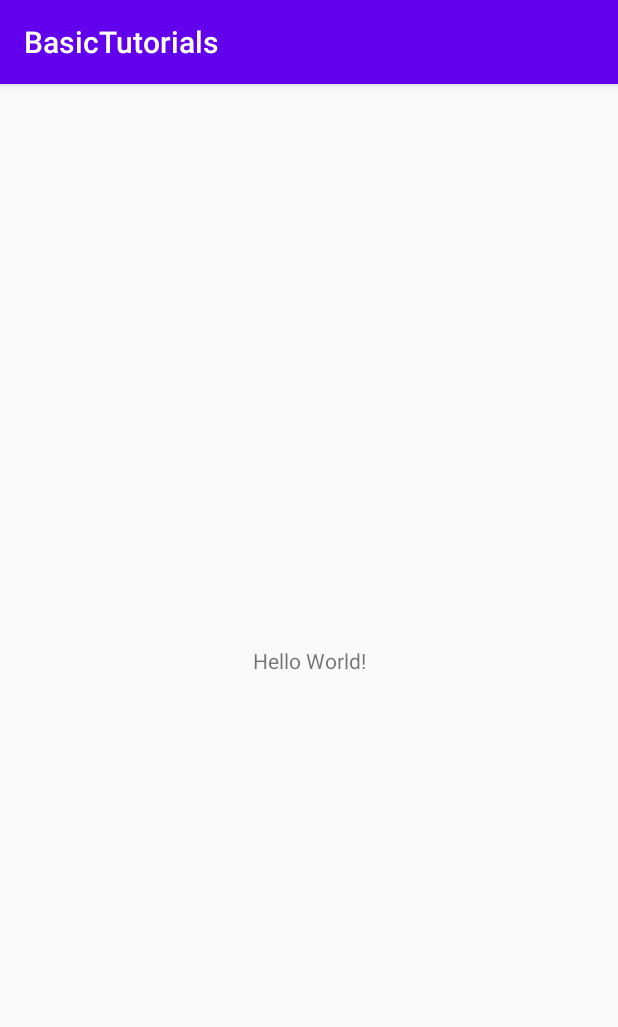
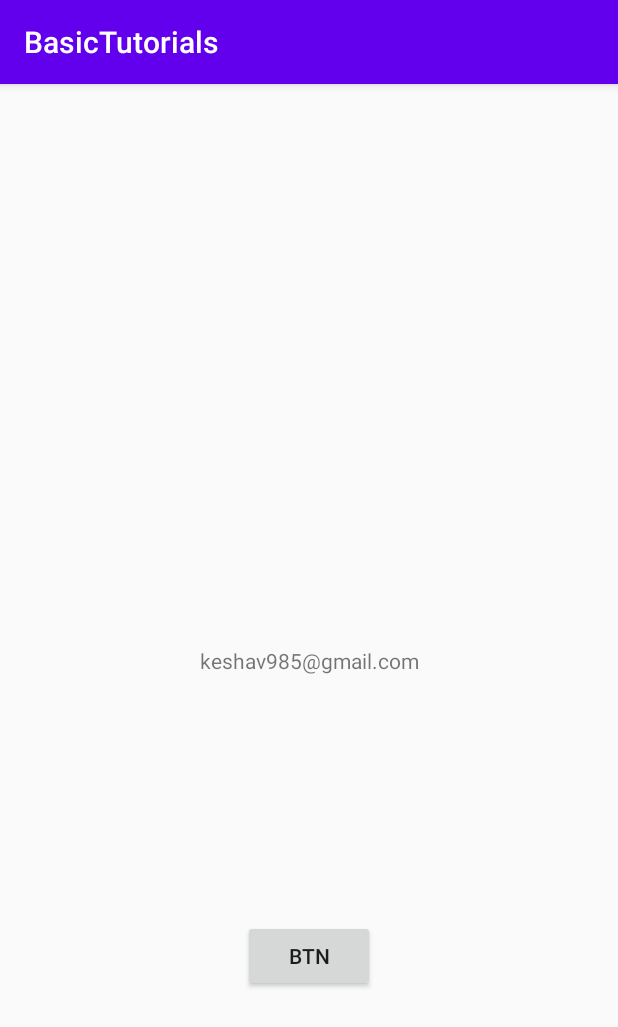
Before and after one commit to keshavgupta-mnnit/BasicTutorials, an Android app: the screen it shows after launch (MainActivity before the commit, FirstActivity after it), on a phone screen of 412 x 824 dp. Shown: the top 1027 px of the screen. Run offline under Robolectric (Android 15) with nearby library versions, the phone set to English and light mode, and no system bars.

Commit message:
inital setup

```diff
--- a/app/src/main/AndroidManifest.xml
+++ b/app/src/main/AndroidManifest.xml
@@ -16,6 +16,8 @@
                 <category android:name="android.intent.category.LAUNCHER" />
             </intent-filter>
         </activity>
+        <activity android:name=".lifecycle.FirstActivity" />
+        <activity android:name=".lifecycle.SecondActivity" />
     </application>
 
 </manifest>
--- a/app/src/main/java/com/keshav/basictutorials/MainActivity.kt
+++ b/app/src/main/java/com/keshav/basictutorials/MainActivity.kt
@@ -1,11 +1,21 @@
 package com.keshav.basictutorials
 
+import android.content.Intent
 import androidx.appcompat.app.AppCompatActivity
 import android.os.Bundle
+import com.keshav.basictutorials.lifecycle.FirstActivity
+import com.keshav.basictutorials.lifecycle.Message
+import com.keshav.basictutorials.lifecycle.SecondActivity
 
 class MainActivity : AppCompatActivity() {
     override fun onCreate(savedInstanceState: Bundle?) {
         super.onCreate(savedInstanceState)
         setContentView(R.layout.activity_main)
+        launchLifeCycleExample()
+    }
+
+    private fun launchLifeCycleExample() {
+        val intent = Intent(this, FirstActivity::class.java)
+        startActivity(intent)
     }
 }
--- /dev/null
+++ b/app/src/main/java/com/keshav/basictutorials/lifecycle/FirstActivity.kt
@@ -0,0 +1,51 @@
+package com.keshav.basictutorials.lifecycle
+
+import android.content.Intent
+import android.os.Bundle
+import android.util.Log
+import androidx.appcompat.app.AppCompatActivity
+import com.keshav.basictutorials.R
+import kotlinx.android.synthetic.main.activity_first.*
+
+class FirstActivity : AppCompatActivity() {
+    private val TAG = "LifeCycleExample"
+    override fun onCreate(savedInstanceState: Bundle?) {
+        super.onCreate(savedInstanceState)
+        setContentView(R.layout.activity_first)
+        btn.setOnClickListener {
+            val intent = Intent(this, SecondActivity::class.java)
+            intent.putExtra("dt",Message("Keshav"))
+            startActivity(intent)
+        }
+        Log.d(TAG,"FA - onCreate")
+    }
+
+    override fun onStart() {
+        super.onStart()
+        Log.d(TAG,"FA - onStart")
+    }
+    override fun onResume() {
+        super.onResume()
+        Log.d(TAG,"FA - onResume")
+    }
+
+    override fun onPause() {
+        super.onPause()
+        Log.d(TAG,"FA - onPause")
+
+    }
+    override fun onRestart() {
+        super.onRestart()
+        Log.d(TAG,"FA - onRestart")
+    }
+    override fun onStop() {
+        super.onStop()
+        Log.d(TAG,"FA - onStop")
+    }
+
+    override fun onDestroy() {
+        super.onDestroy()
+        Log.d(TAG,"FA - onDestroy")
+    }
+
+}
--- /dev/null
+++ b/app/src/main/res/layout/activity_first.xml
@@ -0,0 +1,29 @@
+<?xml version="1.0" encoding="utf-8"?>
+<androidx.constraintlayout.widget.ConstraintLayout xmlns:android="http://schemas.android.com/apk/res/android"
+    xmlns:app="http://schemas.android.com/apk/res-auto"
+    xmlns:tools="http://schemas.android.com/tools"
+    android:layout_width="match_parent"
+    android:layout_height="match_parent"
+    tools:context=".lifecycle.FirstActivity">
+
+    <TextView
+        android:id="@+id/tv"
+        android:layout_width="wrap_content"
+        android:layout_height="wrap_content"
+        android:text="keshav985@gmail.com"
+        app:layout_constraintBottom_toBottomOf="parent"
+        app:layout_constraintLeft_toLeftOf="parent"
+        app:layout_constraintRight_toRightOf="parent"
+        app:layout_constraintTop_toTopOf="parent" />
+
+    <Button
+        android:text="btn"
+        android:id="@+id/btn"
+        android:layout_width="wrap_content"
+        android:layout_height="wrap_content"
+        app:layout_constraintBottom_toBottomOf="parent"
+        app:layout_constraintLeft_toLeftOf="parent"
+        app:layout_constraintRight_toRightOf="parent"
+        app:layout_constraintTop_toBottomOf="@+id/tv" />
+
+</androidx.constraintlayout.widget.ConstraintLayout>
```
Also changed, not shown: app/src/main/java/com/keshav/basictutorials/lifecycle/Message.kt (added, +9 -0 lines), app/src/main/java/com/keshav/basictutorials/lifecycle/SecondActivity.kt (added, +47 -0 lines), app/src/main/res/layout/activity_second.xml (added, +18 -0 lines).
